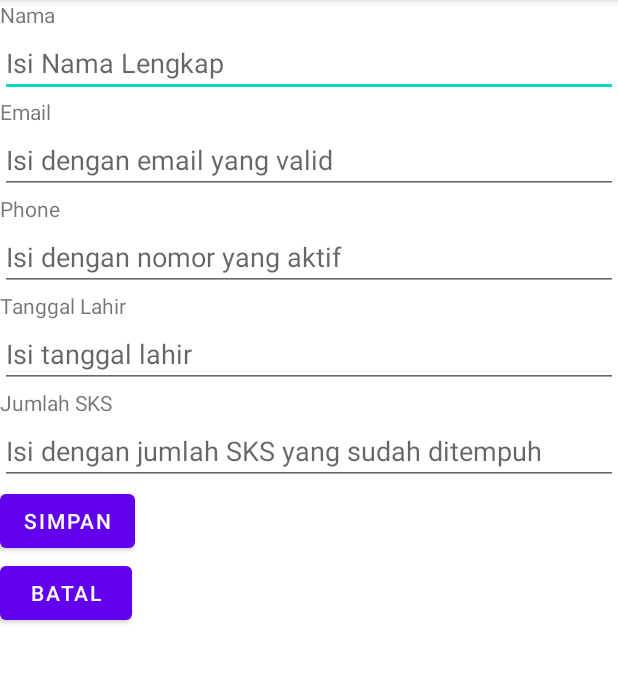
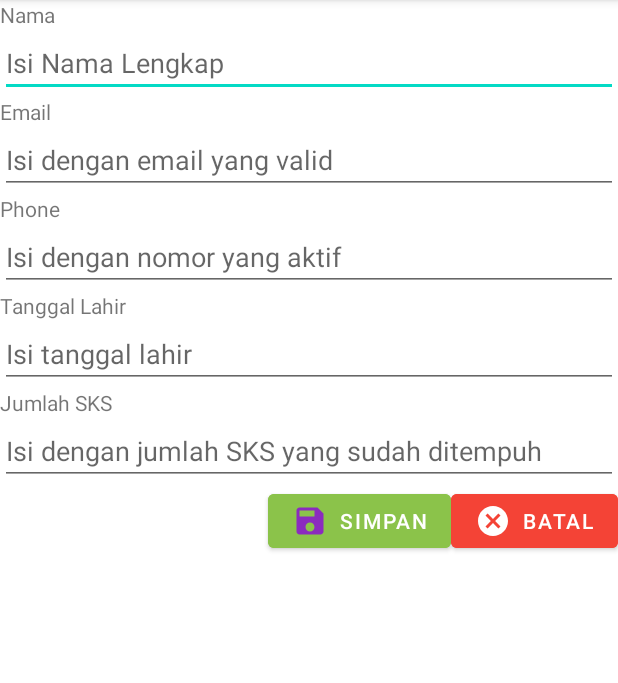
Before and after one commit to handy-perdana-mulya/PRAKTIKUM-ANDROID-L-2021, an Android app: the screen it shows after launch (MainActivity), on a phone screen of 412 x 824 dp, the part 84-767 px from its top. Run offline under Robolectric (Android 15) with nearby library versions, the phone set to English and light mode, and no system bars.

Commit message:
Button, backgroundInt, colors, icon

```diff
--- /dev/null
+++ b/app/src/main/res/drawable/ic_baseline_cancel_24.xml
@@ -0,0 +1,5 @@
+<vector android:height="24dp" android:tint="#FFFFFF"
+    android:viewportHeight="24" android:viewportWidth="24"
+    android:width="24dp" xmlns:android="http://schemas.android.com/apk/res/android">
+    <path android:fillColor="@android:color/white" android:pathData="M12,2C6.47,2 2,6.47 2,12s4.47,10 10,10 10,-4.47 10,-10S17.53,2 12,2zM17,15.59L15.59,17 12,13.41 8.41,17 7,15.59 10.59,12 7,8.41 8.41,7 12,10.59 15.59,7 17,8.41 13.41,12 17,15.59z"/>
+</vector>
--- /dev/null
+++ b/app/src/main/res/drawable/ic_baseline_save_24.xml
@@ -0,0 +1,5 @@
+<vector android:height="24dp" android:tint="#8B2BBE"
+    android:viewportHeight="24" android:viewportWidth="24"
+    android:width="24dp" xmlns:android="http://schemas.android.com/apk/res/android">
+    <path android:fillColor="@android:color/white" android:pathData="M17,3L5,3c-1.11,0 -2,0.9 -2,2v14c0,1.1 0.89,2 2,2h14c1.1,0 2,-0.9 2,-2L21,7l-4,-4zM12,19c-1.66,0 -3,-1.34 -3,-3s1.34,-3 3,-3 3,1.34 3,3 -1.34,3 -3,3zM15,9L5,9L5,5h10v4z"/>
+</vector>
--- a/app/src/main/res/layout/activity_main.xml
+++ b/app/src/main/res/layout/activity_main.xml
@@ -77,14 +77,27 @@
         android:autofillHints=""
         />
 
+    <LinearLayout
+        android:layout_width="match_parent"
+        android:layout_height="wrap_content"
+        android:orientation="horizontal"
+        android:gravity="end"
+        >
     <Button
         android:layout_width="wrap_content"
         android:layout_height="wrap_content"
         android:text="@string/simpan"
+        android:backgroundTint="@color/success"
+        android:drawableLeft="@drawable/ic_baseline_save_24"
         />
     <Button
         android:layout_width="wrap_content"
         android:layout_height="wrap_content"
         android:text="@string/batal"
+        android:backgroundTint="@color/danger"
+        android:drawableLeft="@drawable/ic_baseline_cancel_24"
         />
+    </LinearLayout>
+
+
 </LinearLayout>
--- a/app/src/main/res/values/colors.xml
+++ b/app/src/main/res/values/colors.xml
@@ -7,4 +7,7 @@
     <color name="teal_700">#FF018786</color>
     <color name="black">#FF000000</color>
     <color name="white">#FFFFFFFF</color>
+    <color name="danger">#F44336</color>
+    <color name="success">#8BC34A</color>
+
 </resources>
```
